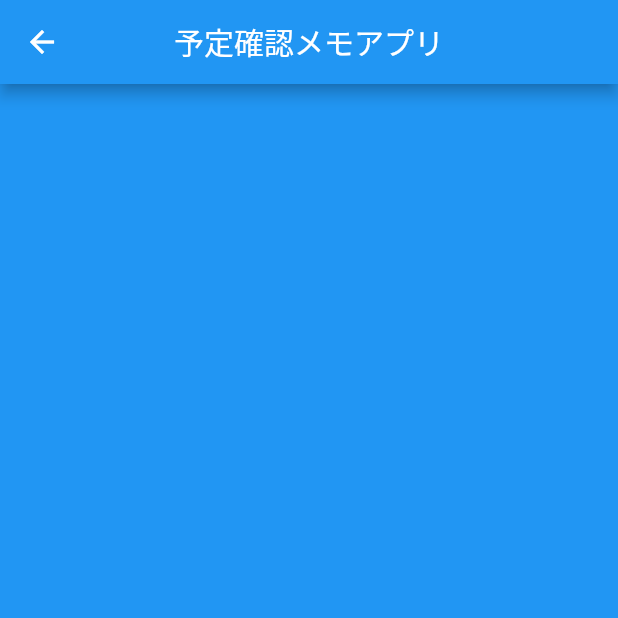
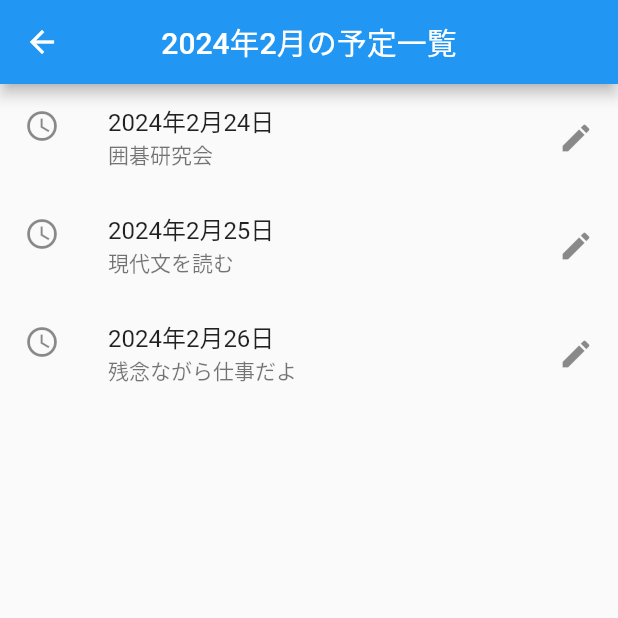
Before and after one commit to favopg/flutter_memo, a Flutter app: the ConfirmList screen opened directly, on a phone screen of 412 x 824 dp, the top half of it. Run offline on Flutter 3.47's test engine with Material 2 defaults, Android fonts, the phone set to English and light mode, and no system bars.

Commit message:
'develop#11対応'

```diff
--- a/app/lib/confirm_list.dart
+++ b/app/lib/confirm_list.dart
@@ -10,11 +10,32 @@ class ConfirmList extends StatelessWidget {
         appBar: AppBar(
           automaticallyImplyLeading: true,
           centerTitle: true,
-          title: const Text("予定確認メモアプリ"),
+          title: const Text("2024年2月の予定一覧"),
         ),
-        body: Container(
-          height: double.infinity,
-          color: Colors.blue
+        body: SizedBox(
+          //width: double.infinity,
+          child: ListView(
+            children: const <Widget>[
+              ListTile(
+                leading: Icon(Icons.schedule),
+                title: Text('2024年2月24日'),
+                subtitle: Text('囲碁研究会'),
+                trailing: Icon(Icons.mode_edit),
+              ),
+              ListTile(
+                leading: Icon(Icons.schedule),
+                title: Text('2024年2月25日'),
+                subtitle: Text('現代文を読む'),
+                trailing: Icon(Icons.mode_edit),
+              ),
+              ListTile(
+                leading: Icon(Icons.schedule),
+                title: Text('2024年2月26日'),
+                subtitle: Text('残念ながら仕事だよ'),
+                trailing: Icon(Icons.mode_edit),
+              ),
+            ],
+          ),
         ),
     );
   }
```
